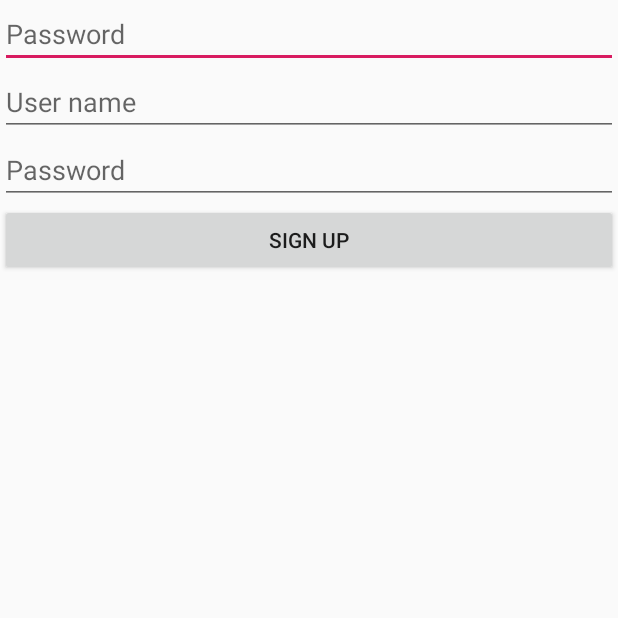
After one commit to htn274/dtxdtv, an Android app: the SignUpActivity screen opened directly, with no data from a screen before it, on a phone screen of 412 x 824 dp, the top half of it. The commit adds this screen. Run offline under Robolectric (Android 15) with nearby library versions, the phone set to English and light mode, and no system bars.

Commit message:
added sign up layout

```diff
--- a/app/src/main/AndroidManifest.xml
+++ b/app/src/main/AndroidManifest.xml
@@ -25,7 +25,11 @@
             android:name=".groupTrip"
             android:label="@string/title_activity_group_trip"
             android:theme="@style/AppTheme.NoActionBar" />
-        <activity android:name=".createTrip"></activity>
+        <activity android:name=".createTrip" />
+        <activity
+            android:name=".SignUpActivity"
+            android:label="@string/title_activity_sign_up"
+            android:theme="@style/AppTheme.NoActionBar"></activity>
     </application>
 
 </manifest>
--- /dev/null
+++ b/app/src/main/java/com/example/thiennu/dtxdtv/SignUpActivity.java
@@ -0,0 +1,33 @@
+package com.example.thiennu.dtxdtv;
+
+import android.os.Bundle;
+import android.support.design.widget.FloatingActionButton;
+import android.support.design.widget.Snackbar;
+import android.support.v7.app.AppCompatActivity;
+import android.support.v7.widget.Toolbar;
+import android.view.View;
+import android.widget.Button;
+import android.widget.EditText;
+
+public class SignUpActivity extends AppCompatActivity {
+
+    @Override
+    protected void onCreate(Bundle savedInstanceState) {
+        super.onCreate(savedInstanceState);
+        setContentView(R.layout.activity_sign_up);
+        Toolbar toolbar = (Toolbar) findViewById(R.id.toolbar);
+        ((Button)findViewById(R.id.buttonSignUp)).setOnClickListener(new View.OnClickListener() {
+            @Override
+            public void onClick(View v) {
+                String uname = ((EditText)findViewById(R.id.editText_username)).getText().toString();
+                String phone = ((EditText)findViewById(R.id.editText_phonenumber)).getText().toString();
+                String pass = ((EditText)findViewById(R.id.editText_password)).getText().toString();
+//                Token token = signUp(uname, phone, pass);
+//                if (signUpSucceed()) {
+//
+//                }
+            }
+        });
+    }
+
+}
--- a/app/src/main/java/com/example/thiennu/dtxdtv/Trips.java
+++ b/app/src/main/java/com/example/thiennu/dtxdtv/Trips.java
@@ -3,6 +3,7 @@ package com.example.thiennu.dtxdtv;
 import android.content.Intent;
 import android.support.v7.app.AppCompatActivity;
 import android.os.Bundle;
+import android.util.Log;
 import android.view.View;
 import android.widget.AdapterView;
 import android.widget.ListView;
@@ -19,12 +20,14 @@ public class Trips extends AppCompatActivity {
         setContentView(R.layout.activity_trips);
         tripList = new ArrayList<>();
         tripList.add(new TripInfo("Trip to Hue"));
+        Log.d("btag", "sadfasg");
         lvTrips = (ListView) findViewById(R.id.lvTrips);
         TripListAdapter customAdaper = new TripListAdapter(this,R.layout.trip_info, tripList);
         lvTrips.setAdapter(customAdaper);
         lvTrips.setOnItemClickListener(new AdapterView.OnItemClickListener() {
             @Override
             public void onItemClick(AdapterView<?> parent, View view, int position, long id) {
+                Log.d("btag", "fck");
                 Intent intent = new Intent(getApplicationContext(), groupTrip.class);
                 startActivity(intent);
             }
--- /dev/null
+++ b/app/src/main/res/layout/activity_sign_up.xml
@@ -0,0 +1,35 @@
+<?xml version="1.0" encoding="utf-8"?>
+<LinearLayout xmlns:android="http://schemas.android.com/apk/res/android"
+    xmlns:app="http://schemas.android.com/apk/res-auto"
+    xmlns:tools="http://schemas.android.com/tools"
+    android:layout_width="match_parent"
+    android:layout_height="match_parent"
+    app:layout_behavior="@string/appbar_scrolling_view_behavior"
+    tools:context=".SignUpActivity"
+    tools:showIn="@layout/activity_sign_up"
+    android:orientation="vertical">
+    <EditText
+        android:layout_width="match_parent"
+        android:layout_height="wrap_content"
+        android:hint="Password"
+        android:id="@+id/editText_phonenumber"/>
+
+    <EditText
+        android:layout_width="match_parent"
+        android:layout_height="wrap_content"
+        android:hint="User name"
+        android:id="@+id/editText_username"/>
+
+    <EditText
+        android:layout_width="match_parent"
+        android:layout_height="wrap_content"
+        android:hint="Password"
+        android:id="@+id/editText_password"/>
+
+    <Button
+        android:layout_width="match_parent"
+        android:layout_height="wrap_content"
+        android:id="@+id/buttonSignUp"
+        android:text="Sign Up"/>
+
+</LinearLayout>
--- a/app/src/main/res/values/strings.xml
+++ b/app/src/main/res/values/strings.xml
@@ -13,4 +13,5 @@
     <string name="tab_text_1">Discussion</string>
     <string name="tab_text_2">Plan</string>
     <string name="tab_text_3">Member</string>
+    <string name="title_activity_sign_up">SignUpActivity</string>
 </resources>
```
Also changed, not shown: app/src/main/java/com/example/thiennu/dtxdtv/login.java (+8 -0 lines), app/src/main/res/layout/activity_login.xml (+3 -4 lines), app/src/main/res/layout/content_sign_up.xml (added, +11 -0 lines).
